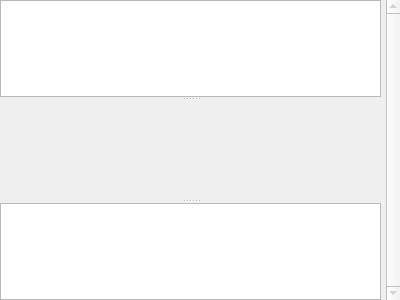
This is editor/ui/TUview.ui in cc-archive/pootle as Qt 5 draws it before an edit. The edited form follows.
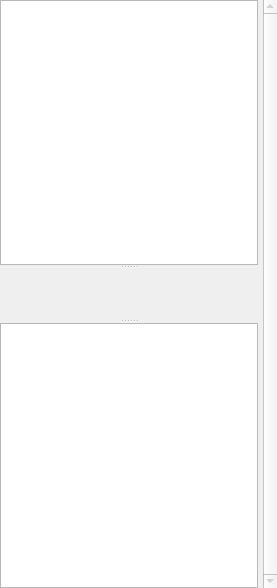
This is the edited form. Icons and pictures are not drawn.

Commit message: update TUview size

```diff
--- a/editor/ui/TUview.ui
+++ b/editor/ui/TUview.ui
@@ -11,24 +11,10 @@
    <rect>
     <x>0</x>
     <y>0</y>
-    <width>400</width>
-    <height>300</height>
+    <width>277</width>
+    <height>588</height>
    </rect>
   </property>
-  <property name="sizePolicy" >
-   <sizepolicy>
-    <hsizetype>7</hsizetype>
-    <vsizetype>7</vsizetype>
-    <horstretch>0</horstretch>
-    <verstretch>0</verstretch>
-   </sizepolicy>
-  </property>
-  <property name="minimumSize" >
-   <size>
-    <width>200</width>
-    <height>140</height>
-   </size>
-  </property>
   <property name="focusPolicy" >
    <enum>Qt::NoFocus</enum>
   </property>
@@ -50,6 +36,14 @@
    </property>
    <item>
     <widget class="QSplitter" name="splitter" >
+     <property name="sizePolicy" >
+      <sizepolicy>
+       <hsizetype>5</hsizetype>
+       <vsizetype>5</vsizetype>
+       <horstretch>0</horstretch>
+       <verstretch>0</verstretch>
+      </sizepolicy>
+     </property>
      <property name="orientation" >
       <enum>Qt::Vertical</enum>
      </property>
@@ -77,6 +71,26 @@
       <property name="enabled" >
        <bool>false</bool>
       </property>
+      <property name="sizePolicy" >
+       <sizepolicy>
+        <hsizetype>7</hsizetype>
+        <vsizetype>0</vsizetype>
+        <horstretch>0</horstretch>
+        <verstretch>0</verstretch>
+       </sizepolicy>
+      </property>
+      <property name="minimumSize" >
+       <size>
+        <width>0</width>
+        <height>25</height>
+       </size>
+      </property>
+      <property name="maximumSize" >
+       <size>
+        <width>16777215</width>
+        <height>50</height>
+       </size>
+      </property>
       <property name="palette" >
        <palette>
         <active>
```
Left out of the diff: 6 changed lines with no effect on the pictures. The commit also changes 1 other file.
